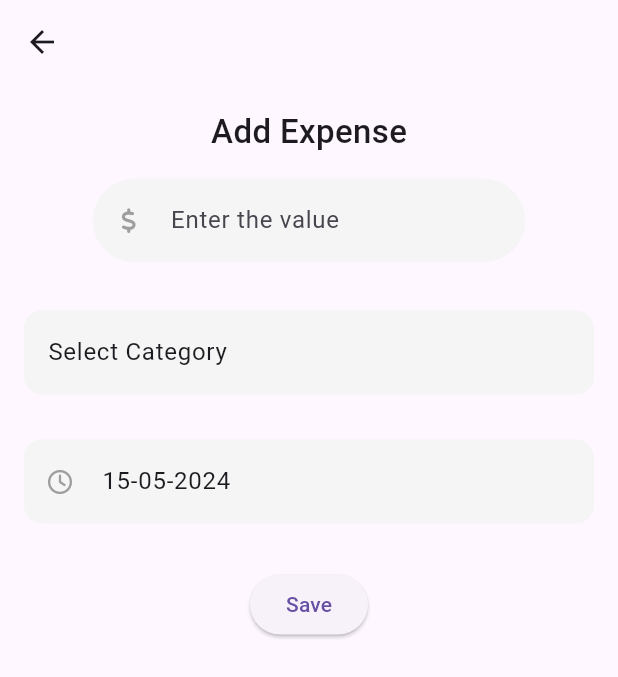
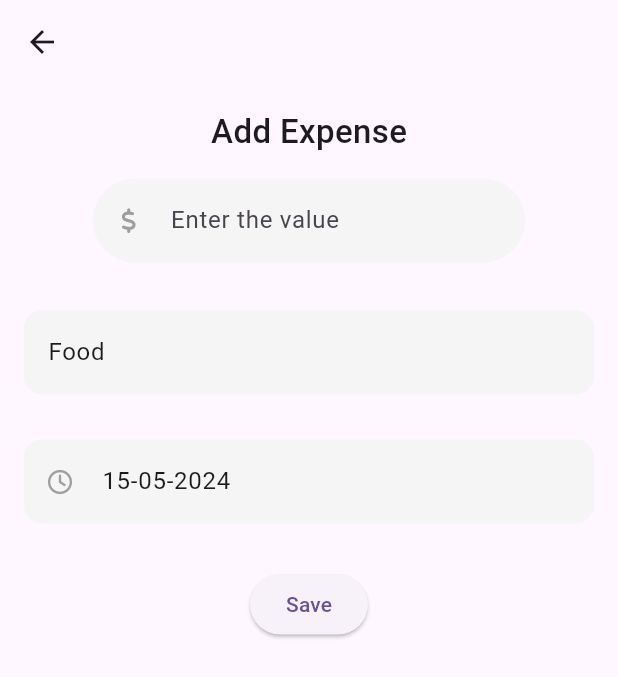
Before and after one commit to cebe123/Expense-Tracker, a Flutter app: the screen it shows after launch, after a tap on an icon or button, on a phone screen of 412 x 824 dp. Shown: the top 677 px of the screen. Run offline on Flutter 3.47's test engine with Material 3 defaults, Android fonts, the phone set to English and light mode, and no system bars; our stand-ins replace firebase_core, firebase_database, font_awesome_flutter; accounts and stored records are empty.

Commit message:
transactions in main page and in transacsion page changed

```diff
--- a/expense_tracker/lib/screens/action.dart
+++ b/expense_tracker/lib/screens/action.dart
@@ -1,3 +1,5 @@
+// ignore_for_file: unnecessary_null_comparison, use_build_context_synchronously, avoid_print
+
 import 'package:expense_tracker/main.dart';
 import 'package:firebase_core/firebase_core.dart';
 import 'package:flutter/material.dart';
@@ -70,9 +72,10 @@ class _Action extends State<ActionPage> {
       width: MediaQuery.of(context).size.width * 0.7,
       child: TextFormField(
         controller: expenseController,
+        keyboardType: const TextInputType.numberWithOptions(decimal: true),
         textAlignVertical: TextAlignVertical.center,
         inputFormatters: <TextInputFormatter>[
-          FilteringTextInputFormatter.digitsOnly
+          FilteringTextInputFormatter.allow(RegExp(r'^-?\d*\.?\d{0,2}')),
         ],
         decoration: InputDecoration(
           hintText: "Enter the value",
@@ -89,12 +92,12 @@ class _Action extends State<ActionPage> {
           ),
         ),
         onChanged: (value) {
-          // Capture text input and convert to integer
+          // Capture text input and convert to double
           try {
-            expenseAmount = int.parse(value);
+            expenseAmount = double.parse(value) as int?;
           } on FormatException {
             // Handle parsing error (e.g., show a warning to the user)
-            const Text('Invalid input: Please enter a number.');
+            const Text('Invalid input: Please enter a valid number.');
             expenseAmount = null; // Reset to null if parsing fails
           }
         },
@@ -104,8 +107,15 @@ class _Action extends State<ActionPage> {
 
   Widget _buildCategory(BuildContext context) {
     return Consumer<CategoryProvider>(builder: (context, provider, child) {
-      TextEditingController controller = TextEditingController(
-          text: provider.selectedCategory?.name ?? 'Select Category');
+      String selectedCategoryName = provider.selectedCategory?.name ?? '';
+
+      // If no category is selected, default to the first category
+      if (selectedCategoryName.isEmpty && provider.categories.isNotEmpty) {
+        provider.selectCategory(provider.categories.first);
+      }
+
+      TextEditingController controller =
+          TextEditingController(text: selectedCategoryName);
 
       return TextFormField(
         controller: controller,
@@ -174,7 +184,7 @@ class _Action extends State<ActionPage> {
         ),
         controller: TextEditingController(
             text: dateProvider.selectedDate != null
-                ? DateFormat('dd-MM-yyyy').format(dateProvider.selectedDate!)
+                ? DateFormat('dd-MM-yyyy').format(dateProvider.selectedDate)
                 : ''), // Using a controller to set text
       );
     });
@@ -218,6 +228,11 @@ class _Action extends State<ActionPage> {
             : DateFormat('yyyy-MM-dd').format(DateTime.now());
 
         try {
+          // Disable the button to prevent multiple clicks during saving
+          setState(() {
+            //_isSaving = true;
+          });
+
           final String expenseId = expensesdb.push().key!; // Generate unique ID
 
           // Set the value of the new child node with expense data and unique ID
@@ -237,6 +252,11 @@ class _Action extends State<ActionPage> {
           ScaffoldMessenger.of(context).showSnackBar(
             SnackBar(content: Text('Error: ${e.message}')),
           );
+        } finally {
+          // Re-enable the button after saving is completed
+          setState(() {
+            // _isSaving = false;
+          });
         }
       },
       child: const Text('Save'),
@@ -246,8 +266,9 @@ class _Action extends State<ActionPage> {
   Future<void> _selectDate(BuildContext context) async {
     final DateTime? pickedDate = await showDatePicker(
       context: context,
-      initialDate: context.read<DateProvider>().selectedDate ??
-          DateTime.now(), // Use selectedDate if available, otherwise use today
+      initialDate: context
+          .read<DateProvider>()
+          .selectedDate, // Use selectedDate if available, otherwise use today
       firstDate: DateTime(2024, 1, 1),
       lastDate: DateTime(2040, 12, 31),
     );
--- a/expense_tracker/lib/screens/home.dart
+++ b/expense_tracker/lib/screens/home.dart
@@ -1,12 +1,15 @@
-import 'package:expense_tracker/data.dart';
+// ignore_for_file: avoid_print
+import 'dart:math';
+import 'package:expense_tracker/main.dart';
 import 'package:expense_tracker/screens/action.dart';
 import 'package:expense_tracker/screens/history.dart';
 import 'package:flutter/cupertino.dart';
 import 'package:flutter/material.dart';
 
-double total = income + outcome;
 double income = 0;
 double outcome = 0;
+double total = 0;
+List<dynamic> fetchedData = [];
 
 class HomeScreen extends StatefulWidget {
   const HomeScreen({super.key});
@@ -17,24 +20,67 @@ class HomeScreen extends StatefulWidget {
 
 class _HomeScreenState extends State<HomeScreen> {
   @override
+  void initState() {
+    super.initState();
+    _fetchData();
+    WidgetsBinding.instance.addPostFrameCallback((_) {
+      calculate();
+      setState(() {
+        calculate();
+      });
+    });
+  }
 
+  Future<void> _fetchData() async {
+    try {
+      expensesdb.ref.onValue.listen((event) {
+        if (event.snapshot.value != null) {
+          var data = Map<dynamic, dynamic>.from(event.snapshot.value as Map);
+          fetchedData = data.values.toList();
+          setState(() {
+            // calculate after fetching data
+            calculate();
+          });
+        } else {
+          const Center(
+            child: Text("$e"),
+          );
+        }
+      });
+    } catch (e) {
+      Center(
+        child: Text("An error occured: $e"),
+      );
+    }
+  }
+
+  @override
   Widget build(BuildContext context) {
-    final totals = _calculateTotals(transactionsData);
-    final double totalIncome = totals.income;
-    final double totalOutcome = totals.outcome;
-    final double total = totalIncome - totalOutcome;
-
     return Scaffold(
       appBar: _buildAppBar(),
-      body: _buildBody(context, totalIncome, totalOutcome, total),
+      body: _buildBody(context),
       bottomNavigationBar: _buildBottomBar(context),
       extendBody: true,
       floatingActionButton: _buildAction(),
       floatingActionButtonLocation: FloatingActionButtonLocation.centerDocked,
-
     );
   }
 
+  Map<String, double> calculate() {
+    double totalIncome = 0;
+    double totalOutcome = 0;
+    for (int i = 0; i < fetchedData.length; i++) {
+      double currentAmount = double.parse(fetchedData[i]['value'].toString());
+      if (currentAmount >= 0) {
+        totalIncome += currentAmount;
+      } else {
+        totalOutcome += currentAmount;
+      }
+    }
+    total = totalIncome + totalOutcome;
+
+    return {'income': totalIncome, 'outcome': totalOutcome, 'total': total};
+  }
 
   AppBar _buildAppBar() {
     return AppBar(
@@ -91,20 +137,7 @@ class _HomeScreenState extends State<HomeScreen> {
     );
   }
 
-  // Widget _buildAppBarTitleRight() {
-  //   return Row(
-  //     mainAxisAlignment: MainAxisAlignment.end,
-  //     children: [
-  //       IconButton(
-  //         icon: const Icon(CupertinoIcons.settings),
-  //         onPressed: () {},
-  //       ),
-  //     ],
-  //   );
-  // }
-
-  Widget _buildBody(
-      BuildContext context, double income, double outcome, double total) {
+  Widget _buildBody(BuildContext context) {
     return Column(
       children: [
         const SizedBox(height: 15),
@@ -144,9 +177,9 @@ class _HomeScreenState extends State<HomeScreen> {
                   children: [
                     Row(
                       children: [
-                        _buildIncome(income),
+                        _buildIncome(),
                         Expanded(
-                          child: _buildOutcome(outcome),
+                          child: _buildOutcome(),
                         ),
                       ],
                     ),
@@ -163,6 +196,8 @@ class _HomeScreenState extends State<HomeScreen> {
   }
 
   Widget _buildBalance(BuildContext context, double total) {
+    Map<String, double> incomeData = calculate();
+    total = incomeData['total']!;
     return Column(
       children: [
         const Column(
@@ -213,13 +248,13 @@ class _HomeScreenState extends State<HomeScreen> {
     );
   }
 
-  Widget _buildIncome(double income) {
+  Widget _buildIncome() {
+    Map<String, double> incomeData = calculate();
+    income = incomeData['income']!;
     return Row(
       mainAxisAlignment: MainAxisAlignment.start,
       children: [
-        const SizedBox(
-          width: 5,
-        ),
+        const SizedBox(width: 5),
         Row(
           children: [
             const Icon(
@@ -265,16 +300,16 @@ class _HomeScreenState extends State<HomeScreen> {
                 ),
               ],
             ),
-            const SizedBox(
-              width: 40,
-            ),
+            const SizedBox(width: 40),
           ],
         ),
       ],
     );
   }
 
-  Widget _buildOutcome(double outcome) {
+  Widget _buildOutcome() {
+    Map<String, double> incomeData = calculate();
+    outcome = incomeData['outcome']!;
     return Row(
       mainAxisAlignment: MainAxisAlignment.start,
       children: [
@@ -285,9 +320,7 @@ class _HomeScreenState extends State<HomeScreen> {
               CupertinoIcons.arrow_up_circle_fill,
               color: Color.fromRGBO(183, 183, 183, 0.5),
             ),
-            const SizedBox(
-              width: 5,
-            ),
+            const SizedBox(width: 5),
             Column(
               crossAxisAlignment: CrossAxisAlignment.start,
               mainAxisSize: MainAxisSize.min,
@@ -333,6 +366,18 @@ class _HomeScreenState extends State<HomeScreen> {
   }
 
   Widget _buildTransactions(BuildContext context) {
+    // Kategorilere göre simgelerin eşleştirildiği bir harita oluştur
+    Map<String, IconData> categoryIcons = {
+      'Food': Icons.fastfood,
+      'Transportation': Icons.directions_car,
+      'Shopping': Icons.shopping_cart,
+      'Health': Icons.health_and_safety,
+      'Travel': Icons.card_travel,
+      'Insurance': Icons.accessibility,
+      'Credit': Icons.credit_card,
+      'Other': Icons.error,
+    };
+
     return Container(
       margin: const EdgeInsets.only(left: 20, right: 20),
       child: Column(
@@ -351,7 +396,7 @@ class _HomeScreenState extends State<HomeScreen> {
               ),
               GestureDetector(
                 onTap: () {
-                  const Text("clicked");
+                  // Handle view all action
                 },
                 child: const Text(
                   "View All",
@@ -369,18 +414,18 @@ class _HomeScreenState extends State<HomeScreen> {
             height: 350,
             child: ListView.builder(
               shrinkWrap: true,
-              itemCount: transactionsData.length,
+              itemCount: fetchedData.length,
               physics: const AlwaysScrollableScrollPhysics(),
               itemBuilder: (context, index) {
-                for (int i = 0; i < transactionsData.length; i++) {
-                  double currentAmount =
-                      double.parse(transactionsData[i]['totalAmount']);
-                  if (currentAmount >= 0) {
-                    income += currentAmount;
-                  } else {
-                    outcome += currentAmount;
-                  }
-                }
+                double currentAmount =
+                    double.parse(fetchedData[index]['value'].toString());
+                Color itemColor =
+                    currentAmount >= 0 ? Colors.green : Colors.red;
+                IconData itemIcon = categoryIcons[fetchedData[index]
+                        ['category']] ??
+                    Icons
+                        .category; // Eğer kategoriye uygun bir simge yoksa varsayılan bir simge kullan
+
                 return Padding(
                   padding: const EdgeInsets.all(6.0),
                   child: Row(
@@ -389,15 +434,14 @@ class _HomeScreenState extends State<HomeScreen> {
                         width: 50.0,
                         height: 55.0,
                         decoration: BoxDecoration(
-                          color: transactionsData[index]['color'],
+                          color: itemColor,
                           shape: BoxShape.circle,
                         ),
                         child: Center(
-                          child: transactionsData[index]['icon'],
+                          child: Icon(itemIcon),
                         ),
                       ),
-                      const SizedBox(
-                          width: 10.0), // Add spacing between circle and text
+                      const SizedBox(width: 10.0),
                       Expanded(
                         child: Padding(
                           padding: const EdgeInsetsDirectional.symmetric(
@@ -418,22 +462,31 @@ class _HomeScreenState extends State<HomeScreen> {
                                 children: [
                                   Expanded(
                                     child: Text(
-                                      transactionsData[index]['name'],
+                                      fetchedData[index]['category'].toString(),
                                     ),
                                   ),
                                 ],
                               ),
-                              //subtitle: Text(transactionsData[index]['date']),
-                              trailing: Text(
-                                transactionsData[index]['totalAmount'],
-                                style: TextStyle(
-                                  color: double.parse(transactionsData[index]
-                                              ['totalAmount']) >=
-                                          0
-                                      ? Colors.green
-                                      : Colors.red,
-                                  fontSize: 16,
-                                ),
+                              subtitle: Text(fetchedData[index]['date']),
+                              trailing: Column(
+                                mainAxisAlignment: MainAxisAlignment.center,
+                                crossAxisAlignment: CrossAxisAlignment.end,
+                                children: [
+                                  Text(
+                                    fetchedData[index]['value'].toString(),
+                                    style: TextStyle(
+                                      color: itemColor,
+                                      fontSize: 16,
+                                    ),
+                                  ),
+                                  Text(
+                                    "Category Total: ₺${fetchedData[index]['categoryTotal'].toString()}",
+                                    style: TextStyle(
+                                      color: itemColor,
+                                      fontSize: 12,
+                                    ),
+                                  ),
+                                ],
                               ),
                             ),
                           ),
@@ -471,6 +524,7 @@ class _HomeScreenState extends State<HomeScreen> {
         ],
         onTap: (index) {
           // Handle navigation based on tapped index
+
           if (index == 0) {
             Navigator.pop(context);
             Navigator.push(
@@ -481,7 +535,7 @@ class _HomeScreenState extends State<HomeScreen> {
             Navigator.pop(context);
             Navigator.push(
               context,
-              MaterialPageRoute(builder: (context) => const History()),
+              MaterialPageRoute(builder: (context) => const HistoryPage()),
             );
           }
         },
@@ -500,21 +554,4 @@ class _HomeScreenState extends State<HomeScreen> {
       child: const Icon(CupertinoIcons.add),
     );
   }
-
-
-  // Function to calculate income and outcome
-  Totals _calculateTotals(List<dynamic> transactionsData) {
-    double income = 0.0;
-    double outcome = 0.0;
-
-
-    for (var transaction in transactionsData) {
-      final double amount = double.parse(transaction['totalAmount']);
-      income += amount >= 0 ? amount : 0;
-      outcome += amount < 0 ? amount.abs() : 0;
-    }
-
-    return Totals(income: income, outcome: outcome);
-  }
-
 }
```
Also changed, not shown: expense_tracker/lib/screens/history.dart (+58 -87 lines).
